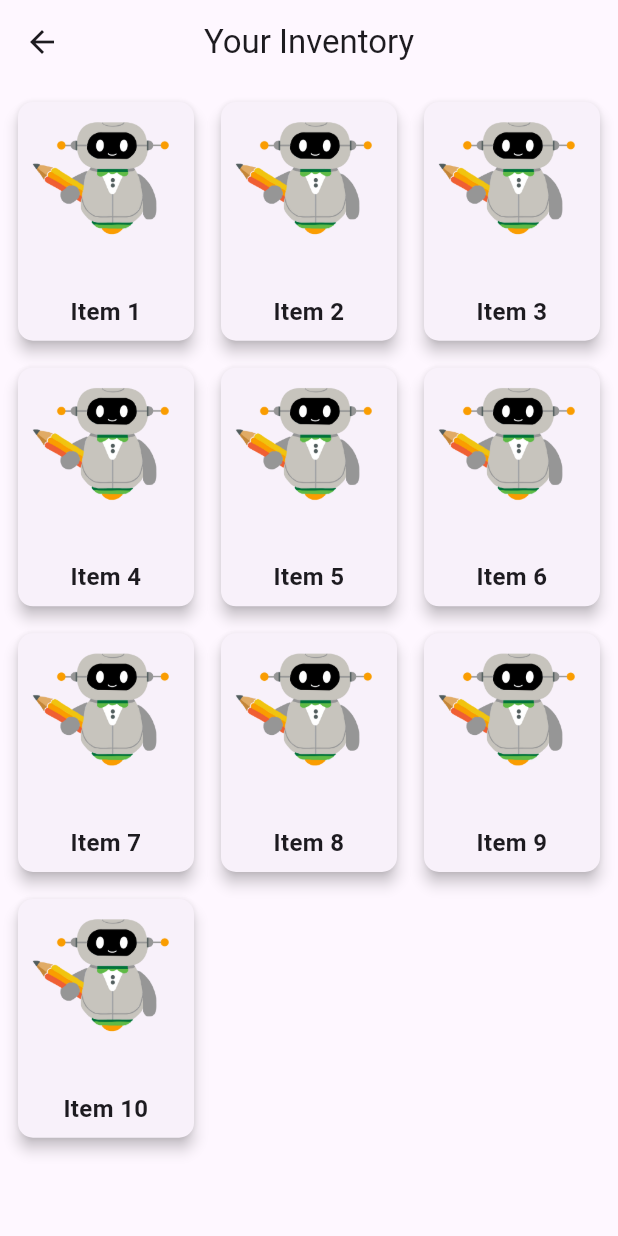
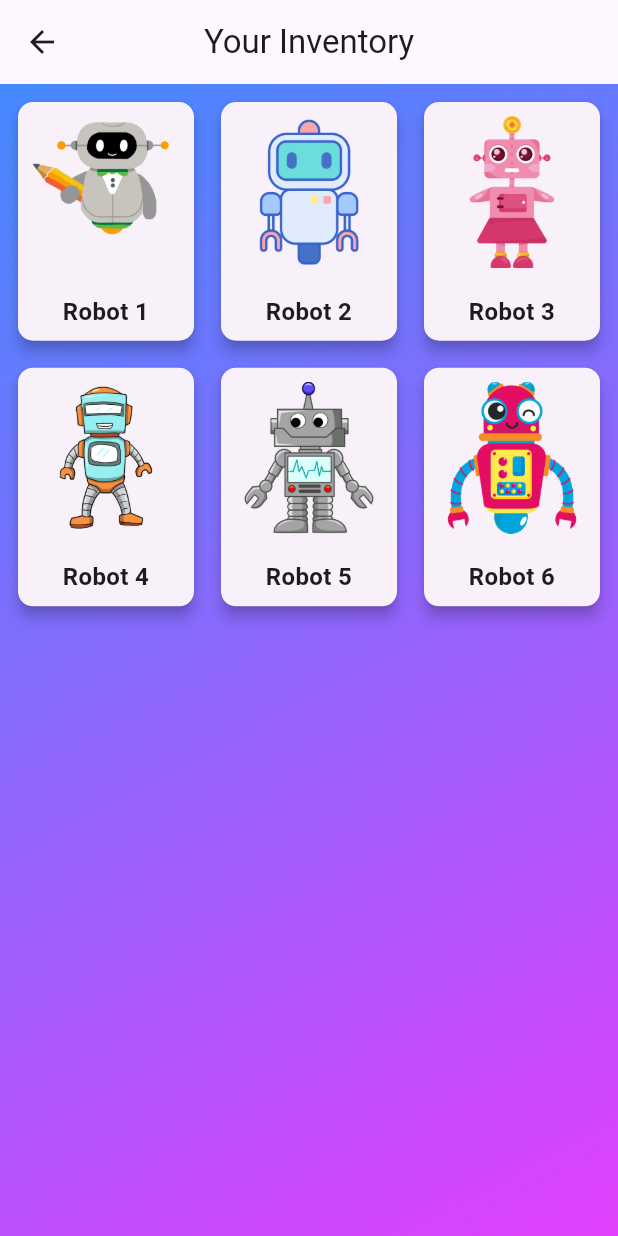
Before and after one commit to libinglim/App-Dev-FBLA-2025, a Flutter app: the InventoryPage screen opened directly, on a phone screen of 412 x 824 dp. Run offline on Flutter 3.47's test engine with Material 3 defaults, Android fonts, the phone set to English and light mode, and no system bars; our stand-ins replace confetti, flutter_fortune_wheel.

Commit message:
improved inventory page

```diff
--- a/app/lib/inventoryPage.dart
+++ b/app/lib/inventoryPage.dart
@@ -8,6 +8,11 @@ class InventoryPage extends StatefulWidget {
 class _InventoryPageState extends State<InventoryPage> {
   final List<String> inventory = [
     'images/OvalRobot.png',
+    'images/robot.png',
+    'images/FemaleRobot.png',
+    'images/RadRobot.png',
+    'images/SquareRobot.png',
+    'images/WinkingRobot.png',
   ];
 
   @override
@@ -17,24 +22,32 @@ class _InventoryPageState extends State<InventoryPage> {
         title: Text('Your Inventory'),
         centerTitle: true,
       ),
-      body: Column(
+      body: Container(
+        decoration: const BoxDecoration(
+          gradient: LinearGradient(
+            begin: Alignment.topLeft,
+            end: Alignment.bottomRight,
+            colors: [Colors.blueAccent, Colors.purpleAccent],
+          ),
+        ),
+        child: Column(
           children: [
-          // Inventory Grid
             Expanded(
               child: Padding(
                 padding: const EdgeInsets.all(8.0),
                 child: GridView.builder(
                   gridDelegate: const SliverGridDelegateWithFixedCrossAxisCount(
-                  crossAxisCount: 3, // Number of items per row
+                    crossAxisCount: 3,
                     mainAxisSpacing: 10,
                     crossAxisSpacing: 10,
-                  childAspectRatio: 0.75, // Adjust item height/width ratio
+                    childAspectRatio: 0.75,
                   ),
-                itemCount: 10, // Number of inventory items
+                  itemCount:
+                      inventory.length, // Limit to number of inventory items
                   itemBuilder: (context, index) {
                     return InventoryItemCard(
-                    itemName: 'Item ${index + 1}',
-                    imagePath: inventory[0], // Replace with actual image
+                      itemName: 'Robot ${index + 1}',
+                      imagePath: inventory[index],
                     );
                   },
                 ),
@@ -42,11 +55,11 @@ class _InventoryPageState extends State<InventoryPage> {
             ),
           ],
         ),
+      ),
     );
   }
 }
 
-// Widget for Individual Inventory Items
 class InventoryItemCard extends StatelessWidget {
   final String itemName;
   final String imagePath;
@@ -59,7 +72,41 @@ class InventoryItemCard extends StatelessWidget {
 
   @override
   Widget build(BuildContext context) {
-    return Card(
+    return GestureDetector(
+      onTap: () {
+        showDialog(
+          context: context,
+          builder: (context) => Dialog(
+            child: Column(
+              mainAxisSize: MainAxisSize.min,
+              children: [
+                Padding(
+                  padding: const EdgeInsets.all(8.0),
+                  child: Image.asset(
+                    imagePath,
+                    fit: BoxFit.contain,
+                  ),
+                ),
+                Padding(
+                  padding: const EdgeInsets.all(8.0),
+                  child: Text(
+                    itemName,
+                    style: const TextStyle(
+                      fontSize: 18,
+                      fontWeight: FontWeight.bold,
+                    ),
+                  ),
+                ),
+                TextButton(
+                  onPressed: () => Navigator.of(context).pop(),
+                  child: const Text("Close"),
+                ),
+              ],
+            ),
+          ),
+        );
+      },
+      child: Card(
         elevation: 4,
         shape: RoundedRectangleBorder(
           borderRadius: BorderRadius.circular(10),
@@ -67,7 +114,6 @@ class InventoryItemCard extends StatelessWidget {
         child: Column(
           crossAxisAlignment: CrossAxisAlignment.center,
           children: [
-          // Item Image
             Expanded(
               child: Padding(
                 padding: const EdgeInsets.all(8.0),
@@ -77,7 +123,6 @@ class InventoryItemCard extends StatelessWidget {
                 ),
               ),
             ),
-          // Item Name
             Padding(
               padding: const EdgeInsets.symmetric(vertical: 8.0),
               child: Text(
@@ -91,6 +136,7 @@ class InventoryItemCard extends StatelessWidget {
             ),
           ],
         ),
+      ),
     );
   }
 }
```
Lines whose indentation alone changed are shown as unchanged.
